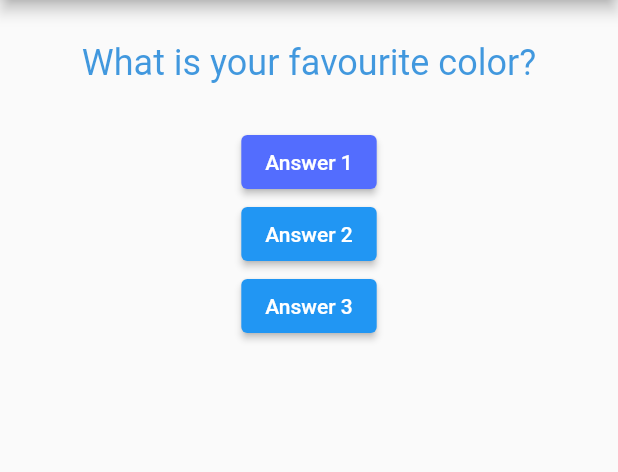
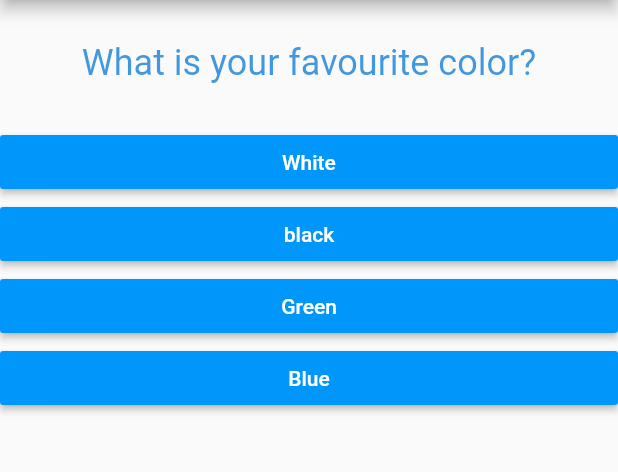
Before and after one commit to rajpranit/quiz-app, a Flutter app: the screen it shows after launch, on a phone screen of 412 x 824 dp, the part 84-556 px from its top. Run offline on Flutter 3.47's test engine with Material 2 defaults, Android fonts, the phone set to English and light mode, and no system bars.

Commit message:
Answer Widget / Map Method

```diff
--- /dev/null
+++ b/lib/answer.dart
@@ -0,0 +1,23 @@
+import 'package:flutter/material.dart';
+
+class Answer extends StatelessWidget {
+
+  final Function selectHandler;
+  final String answer;
+
+  Answer(this.selectHandler , this.answer);
+
+  @override
+  Widget build(BuildContext context) {
+    return (Container(
+      width: double.infinity,
+      child: RaisedButton(
+        textColor: Colors.white,
+        color: Color.fromARGB(255, 0, 150, 250),
+        hoverColor: Colors.white,
+        child: Text(answer),
+        onPressed: selectHandler,
+      ),
+    ));
+  }
+}
--- a/lib/main.dart
+++ b/lib/main.dart
@@ -1,4 +1,5 @@
 import 'package:flutter/material.dart';
+import './answer.dart';
 import './question.dart';
 
 void main() => runApp(MyApp());
@@ -19,8 +20,18 @@ class _MyAppState extends State<MyApp> {
   }
 
   var questions = [
-    'What is your favourite color?',
-    'what\'s your favourite ANIMAL? '
+    {
+      'question': 'What is your favourite color?',
+      'answers': ['White', 'black', 'Green', 'Blue']
+    },
+    {
+      'question': 'What is your favourite ANIMAL?',
+      'answers': ['Goose', 'Deer', 'lion', 'Tiger']
+    },
+    {
+      'question': 'What is your favourite Place to visit?',
+      'answers': ['Gym', 'Gym', 'Home', 'Home']
+    }
   ];
 
   @override
@@ -31,25 +42,14 @@ class _MyAppState extends State<MyApp> {
           title: Text("QUIZ TIME"),
         ),
         body: Column(
-            children: <Widget>[
-              Question(questions[_questionIndex]),
-              ElevatedButton(
-                style: ButtonStyle(
-                    backgroundColor:
-                        MaterialStateProperty.all(Colors.indigoAccent)),
-                child: Text("Answer 1"),
-                onPressed: _answerQuestion,
+          children: [
+              Question(questions[_questionIndex]["question"]),
+              ...(questions[_questionIndex]['answers'] as List).map((answer) {
+                return Answer(_answerQuestion,answer);
+              })
+          ],
         ),
-              ElevatedButton(
-                child: Text("Answer 2"),
-                onPressed: () => {print("Answer")},
       ),
-              ElevatedButton(
-                child: Text("Answer 3"),
-                onPressed: _answerQuestion,
-              )
-            ],
-          )),
     );
   }
 }
```
Lines whose indentation alone changed are shown as unchanged.
